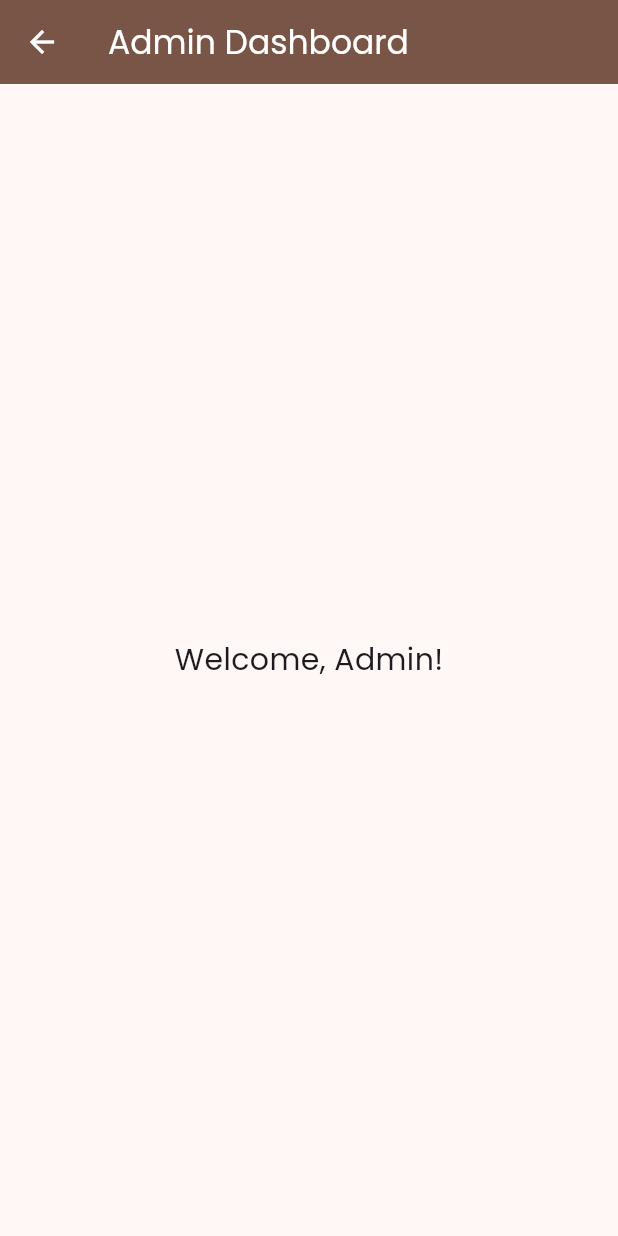
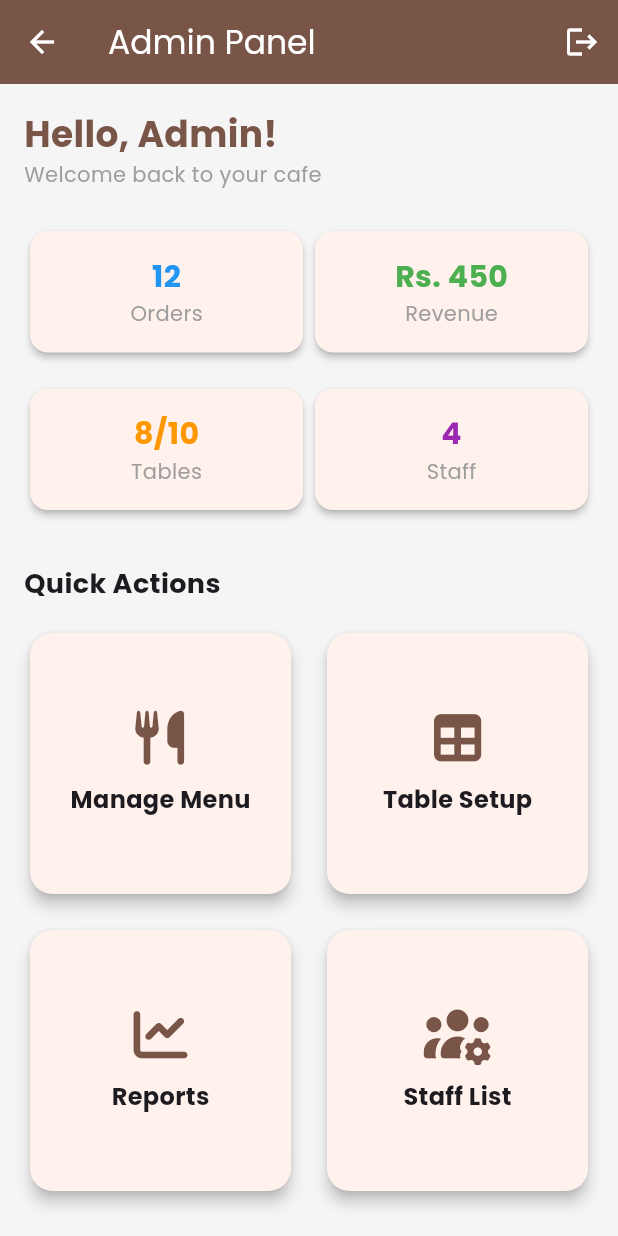
Before and after one commit to Cherry-sys-hub/cafe-mgnt, a Flutter app: the AdminDashboard screen opened directly, on a phone screen of 412 x 824 dp. Run offline on Flutter 3.47's test engine with Material 3 defaults, Android fonts, the phone set to English and light mode, and no system bars; our stand-ins replace flutter_riverpod, font_awesome_flutter, google_fonts.

Commit message:
Admin side ui

```diff
--- a/lib/features/admin/admin_dashboard.dart
+++ b/lib/features/admin/admin_dashboard.dart
@@ -1,4 +1,7 @@
 import 'package:flutter/material.dart';
+import 'package:font_awesome_flutter/font_awesome_flutter.dart';
+import 'widgets/action_card.dart';
+import 'widgets/stat_card.dart';
 
 class AdminDashboard extends StatelessWidget {
   const AdminDashboard({super.key});
@@ -6,13 +9,118 @@ class AdminDashboard extends StatelessWidget {
   @override
   Widget build(BuildContext context) {
     return Scaffold(
+      backgroundColor: Colors.grey[100],
       appBar: AppBar(
-        title: const Text('Admin Dashboard'),
+        title: const Text('Admin Panel'),
         backgroundColor: Colors.brown,
         foregroundColor: Colors.white,
+        elevation: 0,
+        actions: [
+          IconButton(
+            onPressed: () => Navigator.pop(context),
+            icon: const Icon(Icons.logout),
+          ),
+        ],
       ),
-      body: const Center(
-        child: Text('Welcome, Admin!', style: TextStyle(fontSize: 20)),
+      body: SingleChildScrollView(
+        padding: const EdgeInsets.all(16.0),
+        child: Column(
+          crossAxisAlignment: CrossAxisAlignment.start,
+          children: [
+            const Text(
+              'Hello, Admin!',
+              style: TextStyle(
+                fontSize: 24,
+                fontWeight: FontWeight.bold,
+                color: Colors.brown,
+              ),
+            ),
+            const Text(
+              'Welcome back to your cafe',
+              style: TextStyle(color: Colors.grey),
+            ),
+            const SizedBox(height: 24),
+
+            // Stats Row
+            Row(
+              children: [
+                StatCard(title: 'Orders', value: '12', color: Colors.blue),
+                StatCard(
+                  title: 'Revenue',
+                  value: 'Rs. 450',
+                  color: Colors.green,
+                ),
+              ],
+            ),
+            const SizedBox(height: 16),
+            Row(
+              children: [
+                StatCard(title: 'Tables', value: '8/10', color: Colors.orange),
+                StatCard(title: 'Staff', value: '4', color: Colors.purple),
+              ],
+            ),
+
+            const SizedBox(height: 32),
+            const Text(
+              'Quick Actions',
+              style: TextStyle(fontSize: 18, fontWeight: FontWeight.bold),
+            ),
+            const SizedBox(height: 16),
+
+            // Main Actions Grid
+            GridView.count(
+              shrinkWrap: true,
+              physics: const NeverScrollableScrollPhysics(),
+              crossAxisCount: 2,
+              crossAxisSpacing: 16,
+              mainAxisSpacing: 16,
+              children: [
+                ActionCard(
+                  title: 'Manage Menu',
+                  icon: FontAwesomeIcons.utensils,
+                  color: Colors.brown,
+                  onTap: () {
+                    _showComingSoon(context, 'Manage Menu');
+                  },
+                ),
+                ActionCard(
+                  title: 'Table Setup',
+                  icon: FontAwesomeIcons.table,
+                  color: Colors.brown,
+                  onTap: () {
+                    _showComingSoon(context, 'Table Setup');
+                  },
+                ),
+                ActionCard(
+                  title: 'Reports',
+                  icon: FontAwesomeIcons.chartLine,
+                  color: Colors.brown,
+                  onTap: () {
+                    _showComingSoon(context, 'Reports');
+                  },
+                ),
+                ActionCard(
+                  title: 'Staff List',
+                  icon: FontAwesomeIcons.usersGear,
+                  color: Colors.brown,
+                  onTap: () {
+                    _showComingSoon(context, 'Staff List');
+                  },
+                ),
+              ],
+            ),
+          ],
+        ),
+      ),
+    );
+  }
+
+  void _showComingSoon(BuildContext context, String feature) {
+    ScaffoldMessenger.of(context).showSnackBar(
+      SnackBar(
+        content: Text('$feature feature is coming soon!'),
+        duration: const Duration(seconds: 2),
+        behavior: SnackBarBehavior.floating,
       ),
     );
   }
--- /dev/null
+++ b/lib/features/admin/widgets/action_card.dart
@@ -0,0 +1,40 @@
+import 'package:flutter/material.dart';
+import 'package:font_awesome_flutter/font_awesome_flutter.dart';
+
+class ActionCard extends StatelessWidget {
+  final String title;
+  final IconData icon;
+  final Color color;
+  final VoidCallback onTap;
+
+  const ActionCard({
+    super.key,
+    required this.title,
+    required this.icon,
+    required this.color,
+    required this.onTap,
+  });
+
+  @override
+  Widget build(BuildContext context) {
+    return Card(
+      elevation: 4,
+      shape: RoundedRectangleBorder(borderRadius: BorderRadius.circular(15)),
+      child: InkWell(
+        onTap: onTap,
+        borderRadius: BorderRadius.circular(15),
+        child: Column(
+          mainAxisAlignment: MainAxisAlignment.center,
+          children: [
+            FaIcon(icon, size: 36, color: color),
+            const SizedBox(height: 12),
+            Text(
+              title,
+              style: const TextStyle(fontWeight: FontWeight.bold, fontSize: 16),
+            ),
+          ],
+        ),
+      ),
+    );
+  }
+}
--- /dev/null
+++ b/lib/features/admin/widgets/stat_card.dart
@@ -0,0 +1,39 @@
+import 'package:flutter/material.dart';
+
+class StatCard extends StatelessWidget {
+  final String title;
+  final String value;
+  final Color color;
+
+  const StatCard({
+    super.key,
+    required this.title,
+    required this.value,
+    required this.color,
+  });
+
+  @override
+  Widget build(BuildContext context) {
+    return Expanded(
+      child: Card(
+        elevation: 2,
+        child: Padding(
+          padding: const EdgeInsets.all(16.0),
+          child: Column(
+            children: [
+              Text(
+                value,
+                style: TextStyle(
+                  fontSize: 20,
+                  fontWeight: FontWeight.bold,
+                  color: color,
+                ),
+              ),
+              Text(title, style: const TextStyle(color: Colors.grey)),
+            ],
+          ),
+        ),
+      ),
+    );
+  }
+}
--- a/pubspec.yaml
+++ b/pubspec.yaml
@@ -36,6 +36,7 @@ dependencies:
   cupertino_icons: ^1.0.8
   flutter_riverpod: ^2.5.1
   google_fonts: ^6.2.1
+  font_awesome_flutter: ^10.7.0
 
 dev_dependencies:
   flutter_test:
```
Also changed, not shown: pubspec.lock.
